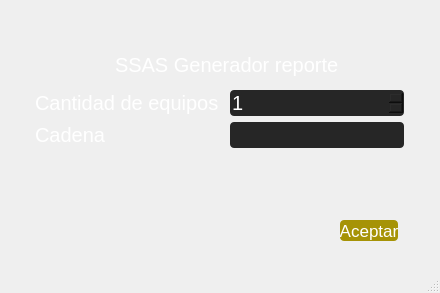
The window that GeneradorPDFCasaSSAS/ui/main.ui (LuisGabrielLiscanoLovera/pdfSSAS) describes before a commit, drawn with Qt 5.
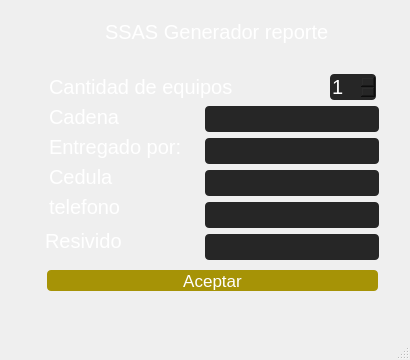
The same window after the commit. Icons and pictures are not drawn.

Patch:
```diff
--- a/GeneradorPDFCasaSSAS/ui/main.ui
+++ b/GeneradorPDFCasaSSAS/ui/main.ui
@@ -6,8 +6,8 @@
    <rect>
     <x>0</x>
     <y>0</y>
-    <width>440</width>
-    <height>293</height>
+    <width>410</width>
+    <height>360</height>
    </rect>
   </property>
   <property name="windowTitle">
@@ -60,10 +60,10 @@
    <widget class="QLabel" name="label_4">
     <property name="geometry">
      <rect>
-      <x>100</x>
-      <y>50</y>
-      <width>291</width>
-      <height>30</height>
+      <x>90</x>
+      <y>20</y>
+      <width>241</width>
+      <height>24</height>
      </rect>
     </property>
     <property name="inputMethodHints">
@@ -76,9 +76,9 @@
    <widget class="QPushButton" name="boton">
     <property name="geometry">
      <rect>
-      <x>340</x>
-      <y>220</y>
-      <width>58</width>
+      <x>47</x>
+      <y>270</y>
+      <width>331</width>
       <height>21</height>
      </rect>
     </property>
@@ -89,47 +89,69 @@
      <bool>false</bool>
     </property>
    </widget>
-   <widget class="QWidget" name="layoutWidget">
+   <widget class="QLabel" name="label">
     <property name="geometry">
      <rect>
-      <x>20</x>
-      <y>90</y>
-      <width>384</width>
-      <height>60</height>
+      <x>34</x>
+      <y>135</y>
+      <width>153</width>
+      <height>24</height>
      </rect>
     </property>
-    <layout class="QGridLayout" name="gridLayout">
+    <property name="text">
+     <string>Entregado por:</string>
+    </property>
+   </widget>
+   <widget class="QLabel" name="label_5">
+    <property name="geometry">
+     <rect>
+      <x>30</x>
+      <y>225</y>
+      <width>111</width>
+      <height>31</height>
+     </rect>
+    </property>
+    <property name="text">
+     <string>Resivido</string>
+    </property>
+   </widget>
+   <widget class="QLabel" name="label_8">
+    <property name="geometry">
+     <rect>
+      <x>34</x>
+      <y>165</y>
+      <width>81</width>
+      <height>24</height>
+     </rect>
+    </property>
+    <property name="text">
+     <string>Cedula</string>
+    </property>
+   </widget>
+   <widget class="QLabel" name="label_9">
+    <property name="geometry">
+     <rect>
+      <x>34</x>
+      <y>195</y>
+      <width>93</width>
+      <height>24</height>
+     </rect>
+    </property>
+    <property name="text">
+     <string>telefono</string>
+    </property>
+   </widget>
+   <widget class="QWidget" name="">
+    <property name="geometry">
+     <rect>
+      <x>205</x>
+      <y>106</y>
+      <width>182</width>
+      <height>156</height>
+     </rect>
+    </property>
+    <layout class="QFormLayout" name="formLayout">
      <item row="0" column="0">
-      <widget class="QLabel" name="label_2">
-       <property name="inputMethodHints">
-        <set>Qt::ImhHiddenText</set>
-       </property>
-       <property name="text">
-        <string>Cantidad de equipos</string>
-       </property>
-      </widget>
-     </item>
-     <item row="0" column="1">
-      <widget class="QSpinBox" name="cantidadE">
-       <property name="minimum">
-        <number>1</number>
-       </property>
-       <property name="maximum">
-        <number>24</number>
-       </property>
-      </widget>
-     </item>
-     <item row="1" column="0">
-      <widget class="QLabel" name="label_3">
-       <property name="inputMethodHints">
-        <set>Qt::ImhHiddenText</set>
-       </property>
-       <property name="text">
-        <string>Cadena</string>
-       </property>
-      </widget>
-     </item>
-     <item row="1" column="1">
       <widget class="QLineEdit" name="cadena">
        <property name="toolTip">
         <string/>
@@ -143,13 +165,105 @@
        <property name="text">
         <string/>
        </property>
+       <property name="placeholderText">
+        <string extracomment="cadena"/>
+       </property>
        <property name="cursorMoveStyle">
         <enum>Qt::VisualMoveStyle</enum>
        </property>
       </widget>
      </item>
+     <item row="1" column="0">
+      <widget class="QLineEdit" name="lineEdit">
+       <property name="placeholderText">
+        <string extracomment="nombre"/>
+       </property>
+      </widget>
+     </item>
+     <item row="2" column="0">
+      <widget class="QLineEdit" name="lineEdit_4">
+       <property name="placeholderText">
+        <string extracomment="CI"/>
+       </property>
+      </widget>
+     </item>
+     <item row="3" column="0">
+      <widget class="QLineEdit" name="lineEdit_2">
+       <property name="placeholderText">
+        <string extracomment="N° tlf"/>
+       </property>
+      </widget>
+     </item>
+     <item row="4" column="0">
+      <widget class="QLineEdit" name="lineEdit_3">
+       <property name="placeholderText">
+        <string extracomment="resivido"/>
+       </property>
+      </widget>
+     </item>
     </layout>
    </widget>
+   <widget class="QSpinBox" name="cantidadE">
+    <property name="geometry">
+     <rect>
+      <x>330</x>
+      <y>74</y>
+      <width>46</width>
+      <height>26</height>
+     </rect>
+    </property>
+    <property name="minimum">
+     <number>1</number>
+    </property>
+    <property name="maximum">
+     <number>24</number>
+    </property>
+   </widget>
+   <widget class="QLabel" name="label_7">
+    <property name="geometry">
+     <rect>
+      <x>34</x>
+      <y>225</y>
+      <width>20</width>
+      <height>24</height>
+     </rect>
+    </property>
+    <property name="text">
+     <string/>
+    </property>
+   </widget>
+   <widget class="QLabel" name="label_3">
+    <property name="geometry">
+     <rect>
+      <x>34</x>
+      <y>105</y>
+      <width>161</width>
+      <height>24</height>
+     </rect>
+    </property>
+    <property name="inputMethodHints">
+     <set>Qt::ImhHiddenText</set>
+    </property>
+    <property name="text">
+     <string>Cadena</string>
+    </property>
+   </widget>
+   <widget class="QLabel" name="label_2">
+    <property name="geometry">
+     <rect>
+      <x>34</x>
+      <y>75</y>
+      <width>202</width>
+      <height>24</height>
+     </rect>
+    </property>
+    <property name="inputMethodHints">
+     <set>Qt::ImhHiddenText</set>
+    </property>
+    <property name="text">
+     <string>Cantidad de equipos</string>
+    </property>
+   </widget>
   </widget>
   <widget class="QMenuBar" name="menubar">
    <property name="geometry">
```
Left out of the diff: 2 changed lines with no effect on the pictures.
